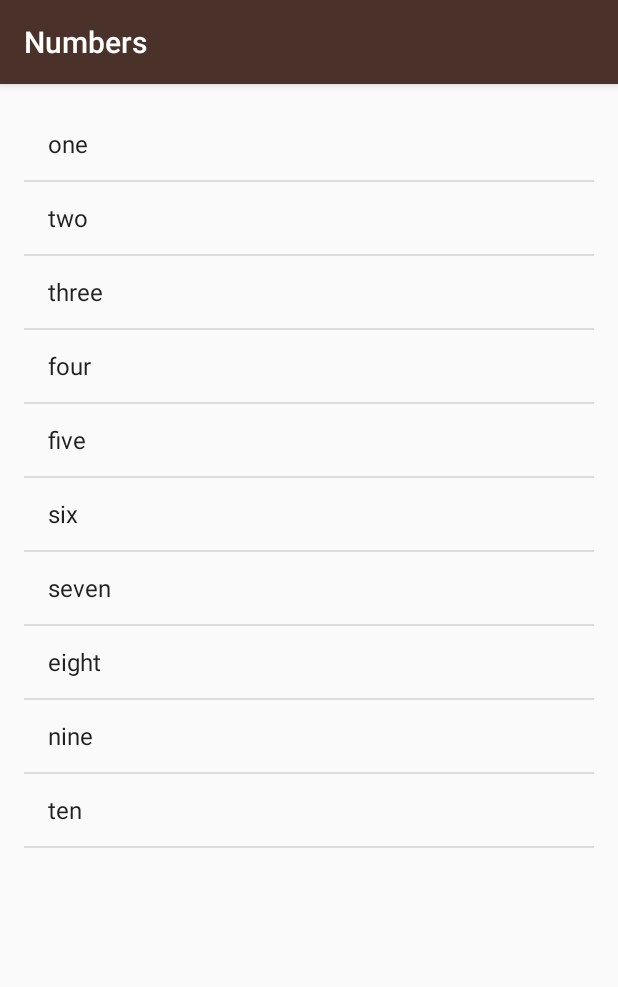
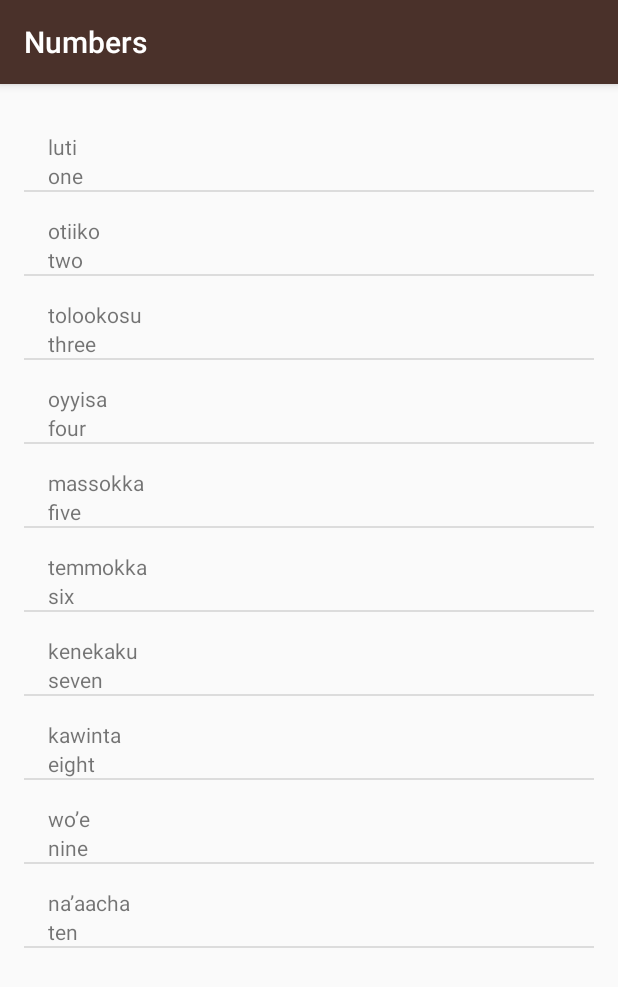
Before and after one commit to Mf4z/Miwok, an Android app: the NumbersActivity screen opened directly, with no data from a screen before it, on a phone screen of 412 x 824 dp. Shown: the top 987 px of the screen. Run offline under Robolectric (Android 15) with nearby library versions, the phone set to English and light mode, and no system bars.

```diff
--- a/app/src/main/java/com/example/android/miwok/NumbersActivity.java
+++ b/app/src/main/java/com/example/android/miwok/NumbersActivity.java
@@ -2,7 +2,6 @@ package com.example.android.miwok;
 
 import android.os.Bundle;
 import android.support.v7.app.AppCompatActivity;
-import android.widget.ArrayAdapter;
 import android.widget.ListView;
 
 import java.util.ArrayList;
@@ -14,25 +13,32 @@ public class NumbersActivity extends AppCompatActivity {
         super.onCreate(savedInstanceState);
         setContentView(R.layout.activity_numbers);
 
-      //Create A List of Numbers
-        ArrayList<String> words = new ArrayList<String>();
-        words.add("one");
-        words.add("two");
-        words.add("three");
-        words.add("four");
-        words.add("five");
-        words.add("six");
-        words.add("seven");
-        words.add("eight");
-        words.add("nine");
-        words.add("ten");
+      //Create A List of Words
+        ArrayList<Word> words = new ArrayList<Word>();
+        words.add(new Word("one","luti"));
+        words.add(new Word("two", "otiiko"));
+        words.add(new Word("three", "tolookosu"));
+        words.add(new Word("four", "oyyisa"));
+        words.add(new Word("five", "massokka"));
+        words.add(new Word("six", "temmokka"));
+        words.add(new Word("seven", "kenekaku"));
+        words.add(new Word("eight", "kawinta"));
+        words.add(new Word("nine", "wo’e"));
+        words.add(new Word("ten", "na’aacha"));
 
 
-        ArrayAdapter<String> itemsAdapter = new ArrayAdapter<String>(this, android.R.layout.simple_list_item_1, words);
+        // Create an {@link WordAdapter}, whose data source is a list of {@link Word}s. The
+        // adapter knows how to create list items for each item in the list.
+        WordAdapter adapter = new WordAdapter(this,words);
 
+        // Find the {@link ListView} object in the view hierarchy of the {@link Activity}.
+        // There should be a {@link ListView} with the view ID called list, which is declared in the
+        // activity_numbers.xml layout file.
         ListView listView = (ListView) findViewById(R.id.list);
 
-        listView.setAdapter(itemsAdapter);
+        // Make the {@link ListView} use the {@link WordAdapter} we created above, so that the
+        // {@link ListView} will display list items for each {@link Word} in the list.
+        listView.setAdapter(adapter);
 
     }
 
--- /dev/null
+++ b/app/src/main/java/com/example/android/miwok/Word.java
@@ -0,0 +1,36 @@
+package com.example.android.miwok;
+
+public class Word {
+
+    /** Default translation for the word */
+    private String mDefaultTranslation;
+
+    /** Miwok translation for the word */
+    private String mMiwokTranslation;
+
+    /**
+     * Create a new Word object.
+     *
+     * @param defaultTranslation is the word in a language that the user is already familiar with
+     *                           (such as English)
+     * @param miwokTranslation is the word in the Miwok language
+     */
+    public Word(String defaultTranslation, String miwokTranslation) {
+        mDefaultTranslation = defaultTranslation;
+        mMiwokTranslation = miwokTranslation;
+    }
+
+    /**
+     * Get the default translation of the word.
+     */
+    public String getDefaultTranslation() {
+        return mDefaultTranslation;
+    }
+
+    /**
+     * Get the Miwok translation of the word.
+     */
+    public String getMiwokTranslation() {
+        return mMiwokTranslation;
+    }
+}
--- /dev/null
+++ b/app/src/main/java/com/example/android/miwok/WordAdapter.java
@@ -0,0 +1,65 @@
+package com.example.android.miwok;
+
+import android.content.Context;
+import android.support.annotation.NonNull;
+import android.support.annotation.Nullable;
+import android.view.LayoutInflater;
+import android.view.View;
+import android.view.ViewGroup;
+import android.widget.ArrayAdapter;
+import android.widget.TextView;
+
+import java.util.List;
+
+public class WordAdapter extends ArrayAdapter<Word> {
+
+    public WordAdapter(@NonNull Context context, @NonNull List<Word> objects) {
+        super(context, 0, objects);
+    }
+
+
+    /**
+     * Provides a view for an AdapterView (ListView, GridView, etc.)
+     *
+     * @param position The position in the list of data that should be displayed in the
+     *                 list item view.
+     * @param convertView The recycled view to populate.
+     * @param parent The parent ViewGroup that is used for inflation.
+     * @return The View for the position in the AdapterView.
+     */
+
+
+    @NonNull
+    @Override
+    public View getView(int position, @Nullable View convertView, @NonNull ViewGroup parent) {
+
+        // Check if the existing view is being reused, otherwise inflate the view
+        View listItemView = convertView;
+        if(listItemView == null){
+            listItemView = LayoutInflater.from(getContext()).inflate(R.layout.list_item,parent,false);
+        }
+
+        //Get Current Word Position
+        Word currentWord = getItem(position);
+
+        // Find the TextView in the list_item.xml layout with the ID default_text_view
+        TextView defaultWord = (TextView) listItemView.findViewById(R.id.default_text_view);
+        // Get the default word from the current Word object and
+        // set this text on the defaultWord TextView
+        defaultWord.setText(currentWord.getDefaultTranslation());
+
+        // Find the TextView in the list_item.xml layout with the ID miwok_text_view
+        TextView miwokWord = (TextView) listItemView.findViewById(R.id.miwok_text_view);
+        // Get the miwok word from the current Word object and
+        // set this text on the miwokWord TextView
+        miwokWord.setText(currentWord.getMiwokTranslation());
+
+        //Returns the whole list item layout (Containing two text views)
+        return listItemView;
+    }
+
+
+
+
+
+}
--- a/app/src/main/res/layout/list_item.xml
+++ b/app/src/main/res/layout/list_item.xml
@@ -8,13 +8,13 @@
     android:paddingLeft="16dp">
 
     <TextView
-        android:id="@+id/miwok_tv"
+        android:id="@+id/miwok_text_view"
         android:layout_width="wrap_content"
         android:layout_height="wrap_content"
         tools:text="lutti" />
 
     <TextView
-        android:id="@+id/english_tv"
+        android:id="@+id/default_text_view"
         android:layout_width="wrap_content"
         android:layout_height="wrap_content"
         tools:text="one" />
```
